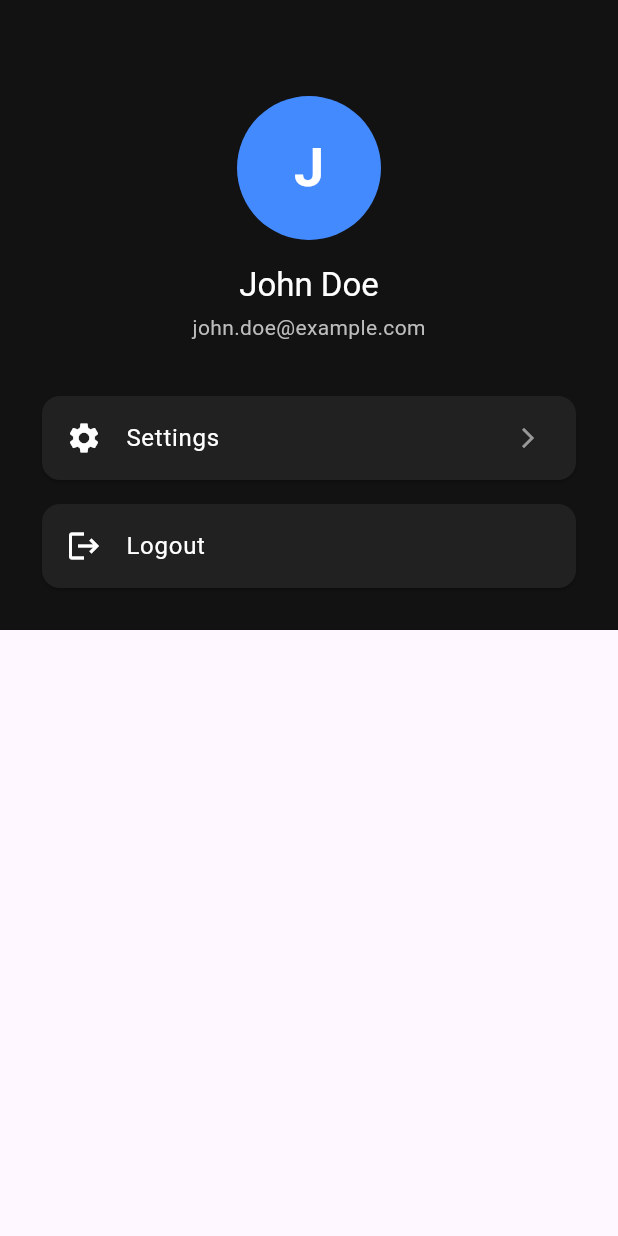
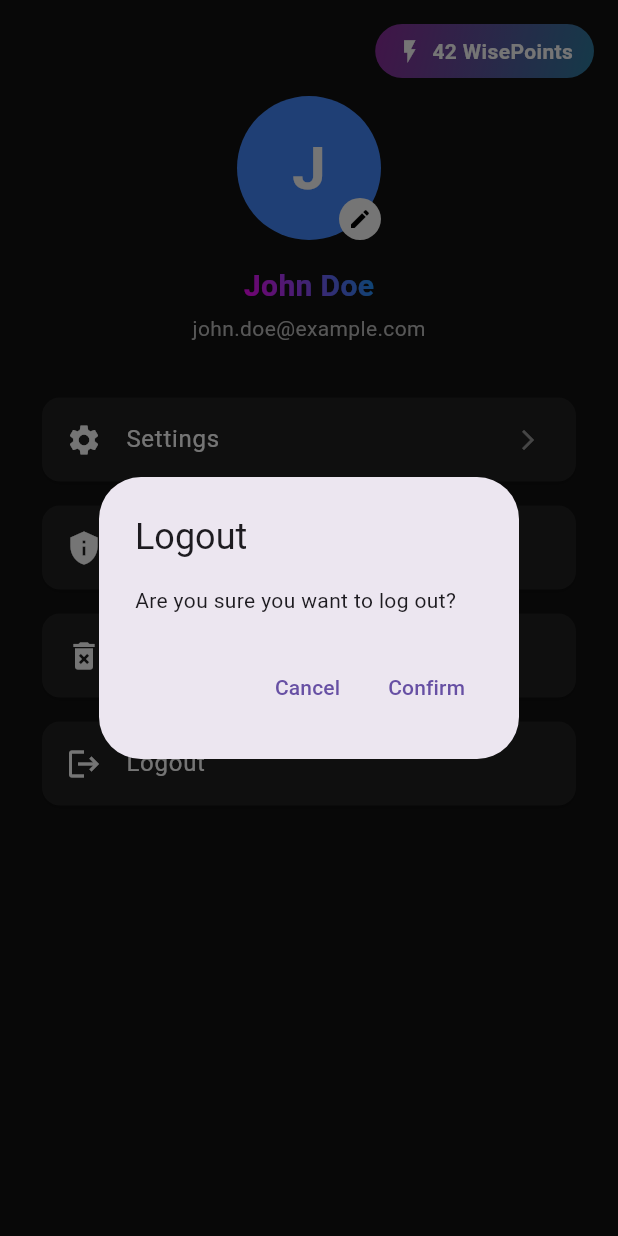
Before and after one commit to duythanh90/datawise-ai, a Flutter app: the ProfileTab screen opened directly, after a tap on "Logout", on a phone screen of 412 x 824 dp. Run offline on Flutter 3.47's test engine with Material 3 defaults, Android fonts, the phone set to English and light mode, and no system bars; our stand-ins replace animate_do, firebase_auth, firebase_core, fluttertoast, google_sign_in, shared_preferences and 1 more; accounts and stored records are empty; Roboto replaces fonts that are missing (Montserrat); project files that could hold a hidden picture were left out.

Commit message:
added profile page token

```diff
--- a/lib/features/home/home_screen.dart
+++ b/lib/features/home/home_screen.dart
@@ -2,7 +2,7 @@ import 'package:datawiseai/features/home/tabs/create/create_tab.dart';
 import 'package:datawiseai/features/home/tabs/explore/explore_tab.dart';
 import 'package:datawiseai/features/home/tabs/insights/insights_tab.dart';
 import 'package:datawiseai/features/home/tabs/profile/profile_tab.dart';
-import 'package:datawiseai/features/home/components/custom_bottom_nav.dart';
+import 'package:datawiseai/features/home/widgets/custom_bottom_nav.dart';
 import 'package:flutter/material.dart';
 import '../../localization/app_localizations.dart';
 
--- a/lib/features/home/tabs/profile/profile_tab.dart
+++ b/lib/features/home/tabs/profile/profile_tab.dart
@@ -1,81 +1,254 @@
+import 'package:datawiseai/features/home/tabs/profile/widgets/animated_profile_option.dart';
+import 'package:datawiseai/features/home/tabs/profile/widgets/token_balance_badge.dart';
 import 'package:flutter/material.dart';
+import 'package:datawiseai/widgets/gradient_text.dart';
 
-class ProfileTab extends StatelessWidget {
+class ProfileTab extends StatefulWidget {
   const ProfileTab({super.key});
 
   @override
+  State<ProfileTab> createState() => _ProfileTabState();
+}
+
+class _ProfileTabState extends State<ProfileTab>
+    with SingleTickerProviderStateMixin {
+  final String userName = 'John Doe';
+  final String userEmail = 'john.doe@example.com';
+  final int tokenBalance = 42;
+
+  late AnimationController _controller;
+  late List<Animation<Offset>> _slideAnimations;
+  late List<Animation<double>> _fadeAnimations;
+
+  @override
+  void initState() {
+    super.initState();
+
+    _controller = AnimationController(
+      duration: const Duration(milliseconds: 1600),
+      vsync: this,
+    );
+
+    // Create staggered animations for 7 widgets:
+    // email, name, avatar, settings, privacy, delete, logout
+    _slideAnimations = List.generate(7, (index) {
+      final start = 0.05 * index;
+      final end = start + 0.3;
+      return Tween<Offset>(
+        begin: Offset(0, index < 3 ? -0.4 : 0.4),
+        end: Offset.zero,
+      ).animate(CurvedAnimation(
+        parent: _controller,
+        curve: Interval(start, end, curve: Curves.easeOut),
+      ));
+    });
+
+    _fadeAnimations = List.generate(7, (index) {
+      final start = 0.05 * index;
+      final end = start + 0.3;
+      return CurvedAnimation(
+        parent: _controller,
+        curve: Interval(start, end, curve: Curves.easeIn),
+      );
+    });
+
+    // Start animation after the first frame is rendered
+    WidgetsBinding.instance.addPostFrameCallback((_) {
+      _controller.forward();
+    });
+  }
+
+  @override
+  void dispose() {
+    _controller.dispose();
+    super.dispose();
+  }
+
+  void _showConfirmationDialog(
+      String title, String message, VoidCallback onConfirm) {
+    showDialog(
+      context: context,
+      builder: (_) => AlertDialog(
+        title: Text(title),
+        content: Text(message),
+        actions: [
+          TextButton(
+              onPressed: () => Navigator.pop(context),
+              child: const Text('Cancel')),
+          TextButton(onPressed: onConfirm, child: const Text('Confirm')),
+        ],
+      ),
+    );
+  }
+
+  @override
   Widget build(BuildContext context) {
-    final userName = 'John Doe';
-    final userEmail = 'john.doe@example.com';
-
-    return Container(
-      color: const Color(0xFF121212), // Dark background to match nav bar
-      child: SafeArea(
-        top: false,
-        bottom: false,
-        child: SingleChildScrollView(
+    return Scaffold(
+      backgroundColor: const Color(0xFF121212),
+      body: SafeArea(
+        child: Stack(
+          children: [
+            // Main Content
+            SingleChildScrollView(
               padding: const EdgeInsets.all(24),
               child: Column(
                 crossAxisAlignment: CrossAxisAlignment.center,
                 children: [
                   const SizedBox(height: 40),
+
+                  // Avatar
+                  SlideTransition(
+                    position: _slideAnimations[2],
+                    child: FadeTransition(
+                      opacity: _fadeAnimations[2],
+                      child: Stack(
+                        children: [
                           CircleAvatar(
                             radius: 48,
                             backgroundColor: Colors.blueAccent,
                             child: Text(
                               userName[0],
                               style: const TextStyle(
-                    fontSize: 36,
+                                fontSize: 40,
                                 color: Colors.white,
                                 fontWeight: FontWeight.bold,
                               ),
                             ),
                           ),
-              const SizedBox(height: 16),
-              Text(
-                userName,
-                style: Theme.of(context).textTheme.titleLarge?.copyWith(
-                      color: Colors.white,
+                          Positioned(
+                            right: 0,
+                            bottom: 0,
+                            child: GestureDetector(
+                              onTap: () {
+                                // TODO: Open avatar picker
+                              },
+                              child: CircleAvatar(
+                                backgroundColor: Colors.white,
+                                radius: 14,
+                                child: const Icon(Icons.edit,
+                                    size: 16, color: Colors.black),
                               ),
                             ),
+                          ),
+                        ],
+                      ),
+                    ),
+                  ),
+
+                  const SizedBox(height: 16),
+
+                  // Name
+                  SlideTransition(
+                    position: _slideAnimations[1],
+                    child: FadeTransition(
+                      opacity: _fadeAnimations[1],
+                      child: GradientText(
+                        userName,
+                        style: const TextStyle(
+                          fontSize: 20,
+                          fontWeight: FontWeight.bold,
+                        ),
+                      ),
+                    ),
+                  ),
+
                   const SizedBox(height: 4),
-              Text(
+
+                  // Email
+                  SlideTransition(
+                    position: _slideAnimations[0],
+                    child: FadeTransition(
+                      opacity: _fadeAnimations[0],
+                      child: Text(
                         userEmail,
                         style: Theme.of(context)
                             .textTheme
                             .bodyMedium
                             ?.copyWith(color: Colors.grey[400]),
                       ),
+                    ),
+                  ),
+
                   const SizedBox(height: 32),
-              Card(
-                color: Colors.grey[900],
-                child: ListTile(
-                  leading: const Icon(Icons.settings, color: Colors.white),
-                  title: const Text('Settings',
-                      style: TextStyle(color: Colors.white)),
-                  trailing: const Icon(Icons.arrow_forward_ios,
-                      size: 16, color: Colors.white54),
+
+                  // Reusable AnimatedProfileOptions
+                  AnimatedProfileOption(
+                    slideAnimation: _slideAnimations[3],
+                    fadeAnimation: _fadeAnimations[3],
+                    icon: Icons.settings,
+                    label: 'Settings',
+                    showTrailing: true,
                     onTap: () {
-                    // TODO: Navigate to settings screen
+                      // TODO: Navigate to settings
                     },
                   ),
+                  const SizedBox(height: 8),
+
+                  AnimatedProfileOption(
+                    slideAnimation: _slideAnimations[4],
+                    fadeAnimation: _fadeAnimations[4],
+                    icon: Icons.privacy_tip,
+                    label: 'Privacy Policy',
+                    onTap: () {
+                      // TODO: Open privacy policy
+                    },
                   ),
                   const SizedBox(height: 8),
-              Card(
-                color: Colors.grey[900],
-                child: ListTile(
-                  leading: const Icon(Icons.logout, color: Colors.white),
-                  title: const Text('Logout',
-                      style: TextStyle(color: Colors.white)),
+
+                  AnimatedProfileOption(
+                    slideAnimation: _slideAnimations[5],
+                    fadeAnimation: _fadeAnimations[5],
+                    icon: Icons.delete_forever,
+                    label: 'Delete Account',
                     onTap: () {
-                    // TODO: Add logout logic
+                      _showConfirmationDialog(
+                        'Delete Account',
+                        'Are you sure you want to permanently delete your account?',
+                        () {
+                          Navigator.pop(context);
+                          // TODO: Handle deletion
+                        },
+                      );
+                    },
+                  ),
+                  const SizedBox(height: 8),
+
+                  AnimatedProfileOption(
+                    slideAnimation: _slideAnimations[6],
+                    fadeAnimation: _fadeAnimations[6],
+                    icon: Icons.logout,
+                    label: 'Logout',
+                    onTap: () {
+                      _showConfirmationDialog(
+                        'Logout',
+                        'Are you sure you want to log out?',
+                        () {
+                          Navigator.pop(context);
+                          // TODO: Handle logout
+                        },
+                      );
+                    },
+                  ),
+                ],
+              ),
+            ),
+
+            // Token Badge (top right corner)
+            Positioned(
+              top: 16,
+              right: 16,
+              child: TokenBalanceBadge(
+                balance: tokenBalance,
+                onTap: () {
+                  // Navigate to redeem/top-up screen
+                  Navigator.pushNamed(
+                      context, '/redeem'); // Make sure route exists
                 },
               ),
             ),
           ],
         ),
       ),
-      ),
     );
   }
 }
--- /dev/null
+++ b/lib/features/home/tabs/profile/widgets/animated_profile_option.dart
@@ -0,0 +1,42 @@
+import 'package:flutter/material.dart';
+
+class AnimatedProfileOption extends StatelessWidget {
+  final Animation<Offset> slideAnimation;
+  final Animation<double> fadeAnimation;
+  final IconData icon;
+  final String label;
+  final VoidCallback onTap;
+  final bool showTrailing;
+
+  const AnimatedProfileOption({
+    super.key,
+    required this.slideAnimation,
+    required this.fadeAnimation,
+    required this.icon,
+    required this.label,
+    required this.onTap,
+    this.showTrailing = false,
+  });
+
+  @override
+  Widget build(BuildContext context) {
+    return SlideTransition(
+      position: slideAnimation,
+      child: FadeTransition(
+        opacity: fadeAnimation,
+        child: Card(
+          color: Colors.grey[900],
+          child: ListTile(
+            leading: Icon(icon, color: Colors.white),
+            title: Text(label, style: const TextStyle(color: Colors.white)),
+            trailing: showTrailing
+                ? const Icon(Icons.arrow_forward_ios,
+                    size: 16, color: Colors.white54)
+                : null,
+            onTap: onTap,
+          ),
+        ),
+      ),
+    );
+  }
+}
--- /dev/null
+++ b/lib/features/home/tabs/profile/widgets/token_balance_badge.dart
@@ -0,0 +1,54 @@
+import 'package:flutter/material.dart';
+
+class TokenBalanceBadge extends StatelessWidget {
+  final int balance;
+  final VoidCallback onTap;
+
+  const TokenBalanceBadge({
+    super.key,
+    required this.balance,
+    required this.onTap,
+  });
+
+  @override
+  Widget build(BuildContext context) {
+    return GestureDetector(
+      onTap: onTap,
+      child: Container(
+        padding: const EdgeInsets.symmetric(horizontal: 14, vertical: 8),
+        decoration: BoxDecoration(
+          gradient: LinearGradient(
+            colors: [
+              Colors.purpleAccent.withOpacity(0.6),
+              Colors.lightBlueAccent.withOpacity(0.6),
+            ],
+            begin: Alignment.topLeft,
+            end: Alignment.bottomRight,
+          ),
+          borderRadius: BorderRadius.circular(30),
+          boxShadow: [
+            BoxShadow(
+              color: Colors.black.withOpacity(0.08),
+              blurRadius: 6,
+              offset: const Offset(0, 3),
+            ),
+          ],
+        ),
+        child: Row(
+          mainAxisSize: MainAxisSize.min,
+          children: [
+            const Icon(Icons.flash_on, color: Colors.white, size: 18),
+            const SizedBox(width: 6),
+            Text(
+              '$balance WisePoints',
+              style: const TextStyle(
+                color: Colors.white,
+                fontWeight: FontWeight.w600,
+              ),
+            ),
+          ],
+        ),
+      ),
+    );
+  }
+}
```
Also changed, not shown: lib/features/home/widgets/custom_bottom_nav.dart (renamed from lib/features/home/components/custom_bottom_nav.dart). Lines whose indentation alone changed are shown as unchanged.
